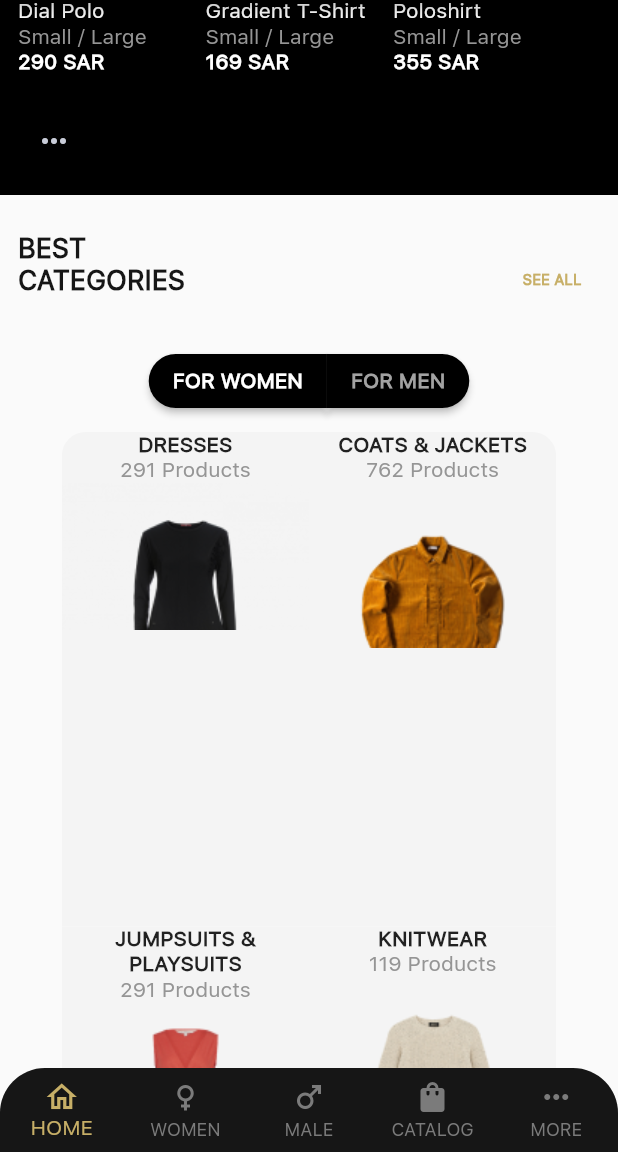
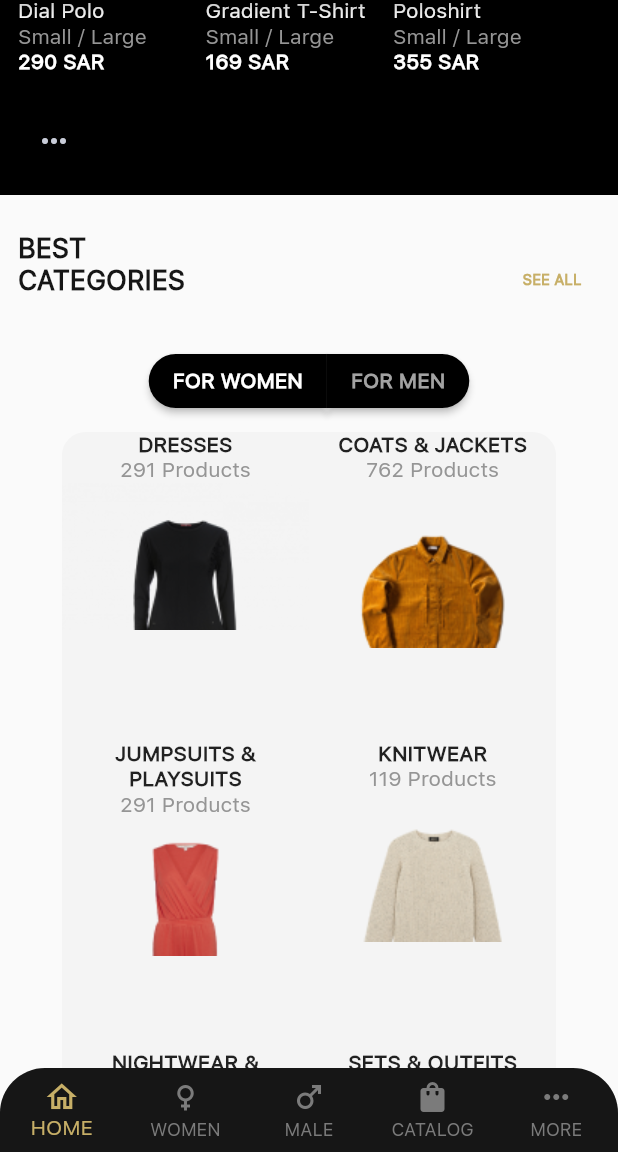
Before and after one commit to nowxel/clothes, a Flutter app: the screen it shows after launch, scrolled down 1152 dp, on a phone screen of 412 x 824 dp, the part 84-1236 px from its top. Run offline on Flutter 3.47's test engine with Material 2 defaults, Android fonts, the phone set to English and light mode, and no system bars.

Commit message:
change RaisedButton to ElevatedButton

```diff
--- a/lib/screen/best_categories.dart
+++ b/lib/screen/best_categories.dart
@@ -63,43 +63,53 @@ class BestCategories extends StatelessWidget {
             // ),
             Row(
               children: [
-                RaisedButton(
-                    color: HexColor("000000"),
+                ElevatedButton(
+                  style: ButtonStyle(
+                      backgroundColor:
+                          MaterialStateProperty.all<Color>(HexColor("000000")),
+                      shape: MaterialStateProperty.all<RoundedRectangleBorder>(
+                        RoundedRectangleBorder(
+                            borderRadius: BorderRadius.horizontal(
+                                left: Radius.circular(30.0),
+                                right: Radius.circular(0.0))),
+                      )),
                   child: Text(
                     'FOR WOMEN',
                     style: TextStyle(
-                          color: HexColor("ffffff"),
-                          fontWeight: FontWeight.bold),
+                        color: HexColor("ffffff"), fontWeight: FontWeight.bold),
                   ),
                   onPressed: () {},
-                    shape: RoundedRectangleBorder(
+                ),
+                ElevatedButton(
+                  style: ButtonStyle(
+                      backgroundColor:
+                          MaterialStateProperty.all<Color>(HexColor("000000")),
+                      shape: MaterialStateProperty.all<RoundedRectangleBorder>(
+                        RoundedRectangleBorder(
                             borderRadius: BorderRadius.horizontal(
-                            left: Radius.circular(30.0),
-                            right: Radius.circular(0.0)))),
-                RaisedButton(
-                    color: HexColor("000000"),
+                                left: Radius.circular(0.0),
+                                right: Radius.circular(30.0))),
+                      )),
                   child: Text(
                     'FOR MEN',
                     style: TextStyle(
-                          color: HexColor("a2a2a2"),
-                          fontWeight: FontWeight.bold),
+                        color: HexColor("a2a2a2"), fontWeight: FontWeight.bold),
                   ),
                   onPressed: () {},
-                    shape: RoundedRectangleBorder(
-                        borderRadius: BorderRadius.horizontal(
-                            left: Radius.circular(0.0),
-                            right: Radius.circular(30.0)))),
+                ),
               ],
               mainAxisSize: MainAxisSize.min,
             ),
-            SizedBox(height: 10,),
+            SizedBox(
+              height: 10,
+            ),
             ClipRRect(
               borderRadius: BorderRadius.circular(16.0),
               child: Wrap(
                 alignment: WrapAlignment.spaceBetween,
                 children: [
                   Container(
-                    height: MediaQuery.of(context).size.height / 2.5,
+                    height: MediaQuery.of(context).size.height / 4,
                     width: MediaQuery.of(context).size.width / 2.5,
                     decoration: BoxDecoration(color: HexColor("f4f4f4")),
                     child: Column(
@@ -117,7 +127,7 @@ class BestCategories extends StatelessWidget {
                     ),
                   ),
                   Container(
-                    height: MediaQuery.of(context).size.height / 2.5,
+                    height: MediaQuery.of(context).size.height / 4,
                     width: MediaQuery.of(context).size.width / 2.5,
                     decoration: BoxDecoration(color: HexColor("f4f4f4")),
                     child: Column(
@@ -136,7 +146,7 @@ class BestCategories extends StatelessWidget {
                     ),
                   ),
                   Container(
-                    height: MediaQuery.of(context).size.height / 2.5,
+                    height: MediaQuery.of(context).size.height / 4,
                     width: MediaQuery.of(context).size.width / 2.5,
                     decoration: BoxDecoration(color: HexColor("f4f4f4")),
                     child: Column(
@@ -155,7 +165,7 @@ class BestCategories extends StatelessWidget {
                     ),
                   ),
                   Container(
-                    height: MediaQuery.of(context).size.height / 2.5,
+                    height: MediaQuery.of(context).size.height / 4,
                     width: MediaQuery.of(context).size.width / 2.5,
                     decoration: BoxDecoration(color: HexColor("f4f4f4")),
                     child: Column(
@@ -173,7 +183,7 @@ class BestCategories extends StatelessWidget {
                     ),
                   ),
                   Container(
-                    height: MediaQuery.of(context).size.height / 2.5,
+                    height: MediaQuery.of(context).size.height / 4,
                     width: MediaQuery.of(context).size.width / 2.5,
                     decoration: BoxDecoration(color: HexColor("f4f4f4")),
                     child: Column(
@@ -192,7 +202,7 @@ class BestCategories extends StatelessWidget {
                     ),
                   ),
                   Container(
-                    height: MediaQuery.of(context).size.height / 2.5,
+                    height: MediaQuery.of(context).size.height / 4,
                     width: MediaQuery.of(context).size.width / 2.5,
                     decoration: BoxDecoration(color: HexColor("f4f4f4")),
                     child: Column(
```
Lines whose indentation alone changed are shown as unchanged.
